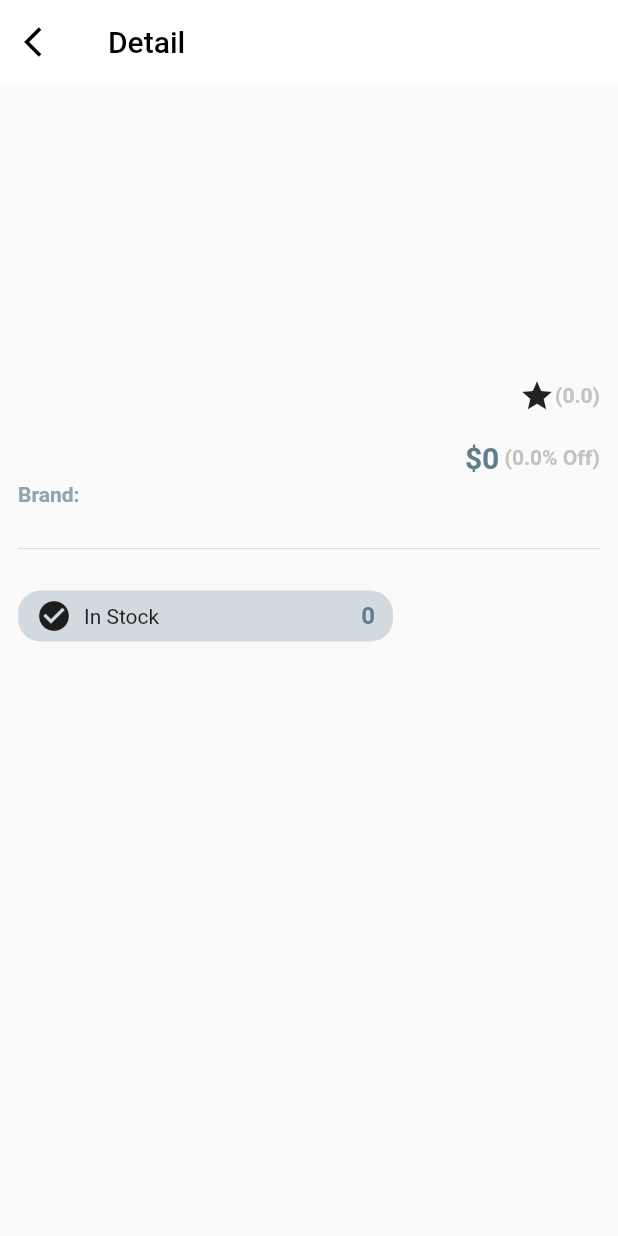
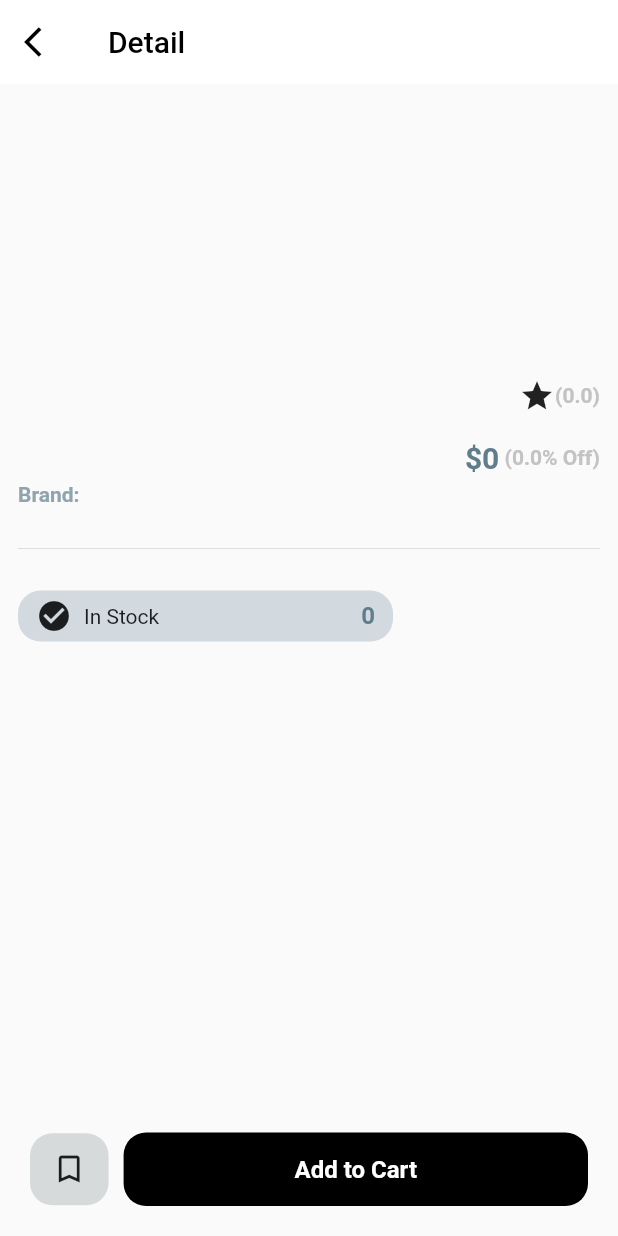
Before and after one commit to whoissharif/product-gallery, a Flutter app: the ProductDetail screen opened directly with empty values, on a phone screen of 412 x 824 dp. Run offline on Flutter 3.47's test engine with Material 2 defaults, Android fonts, the phone set to English and light mode, and no system bars; drawn by our look-alikes of carousel_slider; our stand-ins replace cached_network_image, get; network calls fail.

Commit message:
product detail bottom sheet design

```diff
--- a/lib/views/screens/product_detail.dart
+++ b/lib/views/screens/product_detail.dart
@@ -1,6 +1,7 @@
 import 'package:flutter/material.dart';
 import 'package:product_gallery/models/product_model.dart';
 import '../widgets/detail_content.dart';
+import '../widgets/product_detail_bottom_sheet.dart';
 import '../widgets/product_slider.dart';
 
 class ProductDetail extends StatelessWidget {
@@ -34,6 +35,7 @@ class ProductDetail extends StatelessWidget {
           DetailContent(product: product),
         ],
       ),
+      bottomSheet: const ProductDetailBottomSheet(),
     );
   }
 }
--- /dev/null
+++ b/lib/views/widgets/product_detail_bottom_sheet.dart
@@ -0,0 +1,52 @@
+import 'package:flutter/material.dart';
+
+class ProductDetailBottomSheet extends StatelessWidget {
+  const ProductDetailBottomSheet({
+    Key? key,
+  }) : super(key: key);
+
+  @override
+  Widget build(BuildContext context) {
+    return Row(
+      children: [
+        Expanded(
+          flex: 1,
+          child: Container(
+            padding: const EdgeInsets.symmetric(vertical: 12),
+            margin: const EdgeInsets.only(
+              bottom: 20,
+              left: 20,
+              right: 10,
+            ),
+            child: const Icon(
+              Icons.bookmark_outline,
+            ),
+            decoration: BoxDecoration(
+                color: const Color.fromARGB(255, 214, 218, 219),
+                borderRadius: BorderRadius.circular(15)),
+          ),
+        ),
+        Expanded(
+          flex: 4,
+          child: Container(
+            padding: const EdgeInsets.symmetric(vertical: 15),
+            margin: const EdgeInsets.only(
+              bottom: 20,
+              right: 20,
+            ),
+            child: const Text(
+              'Add to Cart',
+              textAlign: TextAlign.center,
+              style: TextStyle(
+                  color: Colors.white,
+                  fontWeight: FontWeight.bold,
+                  fontSize: 16),
+            ),
+            decoration: BoxDecoration(
+                color: Colors.black, borderRadius: BorderRadius.circular(15)),
+          ),
+        ),
+      ],
+    );
+  }
+}
```
